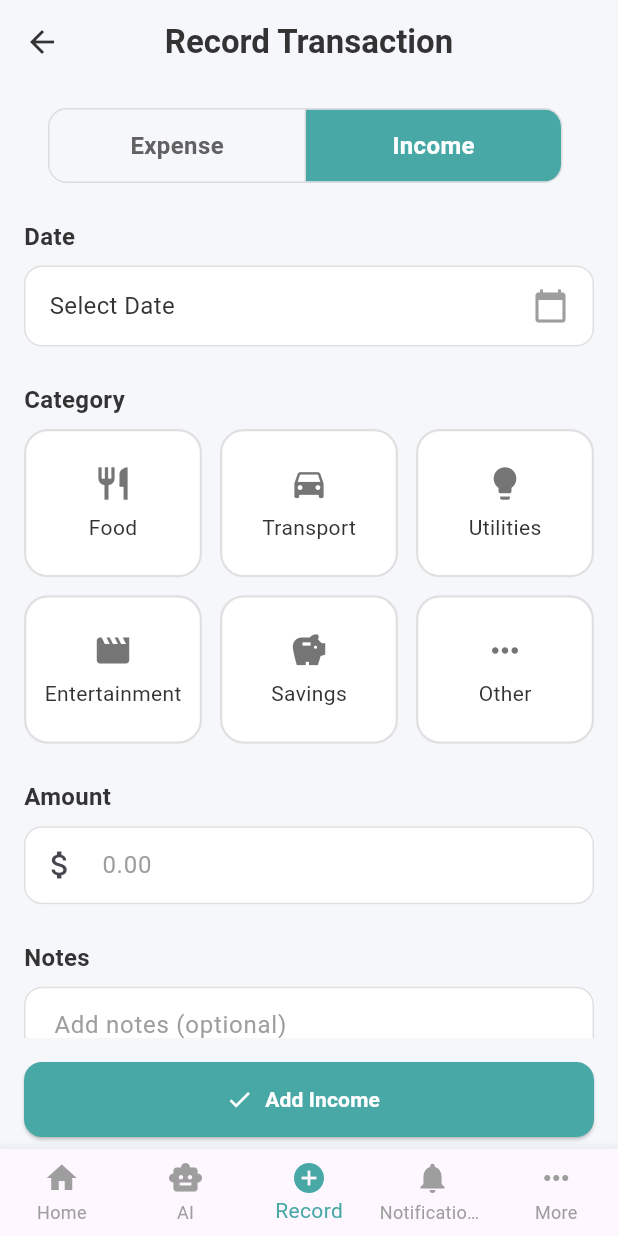
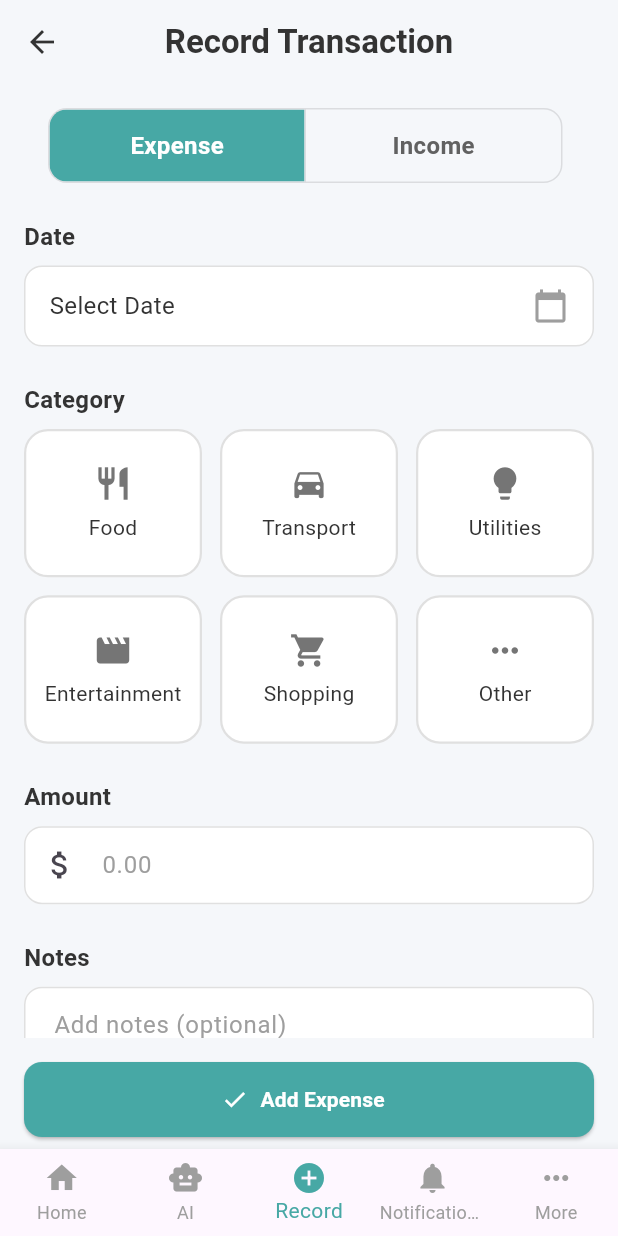
Before and after one commit to nooele2/BudgetBear, a Flutter app: the RecordPage screen opened directly, on a phone screen of 412 x 824 dp. Run offline on Flutter 3.47's test engine with Material 3 defaults, Android fonts, the phone set to English and light mode, and no system bars; our stand-ins replace cloud_firestore, firebase_auth, firebase_core, fl_chart, google_fonts; accounts and stored records are empty.

Commit message:
dynamic "catagories" in record

```diff
--- a/lib/pages/record_page.dart
+++ b/lib/pages/record_page.dart
@@ -1,7 +1,6 @@
 import 'package:flutter/material.dart';
 import 'package:intl/intl.dart';
 import 'package:provider/provider.dart';
-import 'package:budget_bear/auth/auth_page.dart';
 import 'package:budget_bear/auth/auth_page.dart';
 import 'package:firebase_core/firebase_core.dart';
 import 'package:budget_bear/firebase_options.dart';
@@ -21,16 +20,29 @@ class _RecordPageState extends State<RecordPage> {
   String? _selectedCategory;
   int? _spentAmount;
   String? _notes;
-  String _transactionType = 'income';
+  String _transactionType = 'expense';
 
-  final List<Map<String, dynamic>> _categories = [
+  final List<Map<String, dynamic>> _expenseCategories = [
     {'icon': Icons.restaurant, 'label': 'Food'},
     {'icon': Icons.directions_car, 'label': 'Transport'},
     {'icon': Icons.lightbulb, 'label': 'Utilities'},
     {'icon': Icons.movie, 'label': 'Entertainment'},
-    {'icon': Icons.savings, 'label': 'Savings'},
+    {'icon': Icons.shopping_cart, 'label': 'Shopping'},
     {'icon': Icons.more_horiz, 'label': 'Other'},
   ];
+
+  final List<Map<String, dynamic>> _incomeCategories = [
+    {'icon': Icons.work, 'label': 'Salary'},
+    {'icon': Icons.card_giftcard, 'label': 'Gift'},
+    {'icon': Icons.attach_money, 'label': 'Investment'},
+    {'icon': Icons.savings, 'label': 'Savings'},
+    {'icon': Icons.account_balance, 'label': 'Interest'},
+    {'icon': Icons.more_horiz, 'label': 'Other'},
+  ];
+
+  List<Map<String, dynamic>> get _currentCategories {
+    return _transactionType == 'expense' ? _expenseCategories : _incomeCategories;
+  }
 
   Future<void> _pickDate() async {
     final picked = await showDatePicker(
@@ -94,7 +106,8 @@ class _RecordPageState extends State<RecordPage> {
           child: Column(
             crossAxisAlignment: CrossAxisAlignment.start,
             children: [
-              //toggle for income and expense
+
+              //toggle for Income/Expense
               Center(
                 child: Container(
                   padding: const EdgeInsets.symmetric(horizontal: 16),
@@ -107,6 +120,7 @@ class _RecordPageState extends State<RecordPage> {
                     onPressed: (index) {
                       setState(() {
                         _transactionType = index == 0 ? 'expense' : 'income';
+                        _selectedCategory = null; // clear selection if switched
                       });
                     },
                     borderRadius: BorderRadius.circular(12),
@@ -151,13 +165,16 @@ class _RecordPageState extends State<RecordPage> {
               ),
               const SizedBox(height: 24),
 
-              //catagory section
-              const Text('Category', style: TextStyle(fontSize: 16, fontWeight: FontWeight.w600, color: textColor)),
+              //category section
+              const Text(
+              'Category',
+                style: TextStyle(fontSize: 16, fontWeight: FontWeight.w600, color: textColor),
+              ),
               const SizedBox(height: 8),
               GridView.builder(
                 shrinkWrap: true,
                 physics: const NeverScrollableScrollPhysics(),
-                itemCount: _categories.length,
+                itemCount: _currentCategories.length,
                 gridDelegate: const SliverGridDelegateWithFixedCrossAxisCount(
                   crossAxisCount: 3,
                   mainAxisSpacing: 12,
@@ -165,7 +182,7 @@ class _RecordPageState extends State<RecordPage> {
                   childAspectRatio: 1.2,
                 ),
                 itemBuilder: (context, index) {
-                  final category = _categories[index];
+                  final category = _currentCategories[index];
                   final isSelected = _selectedCategory == category['label'];
                   return GestureDetector(
                     onTap: () => setState(() => _selectedCategory = category['label']),
```
